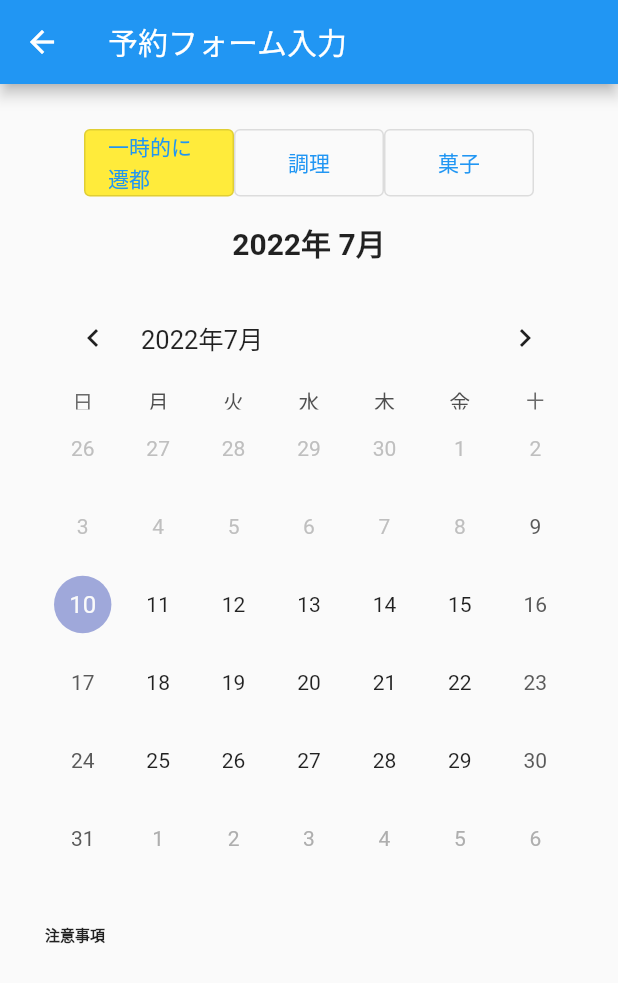
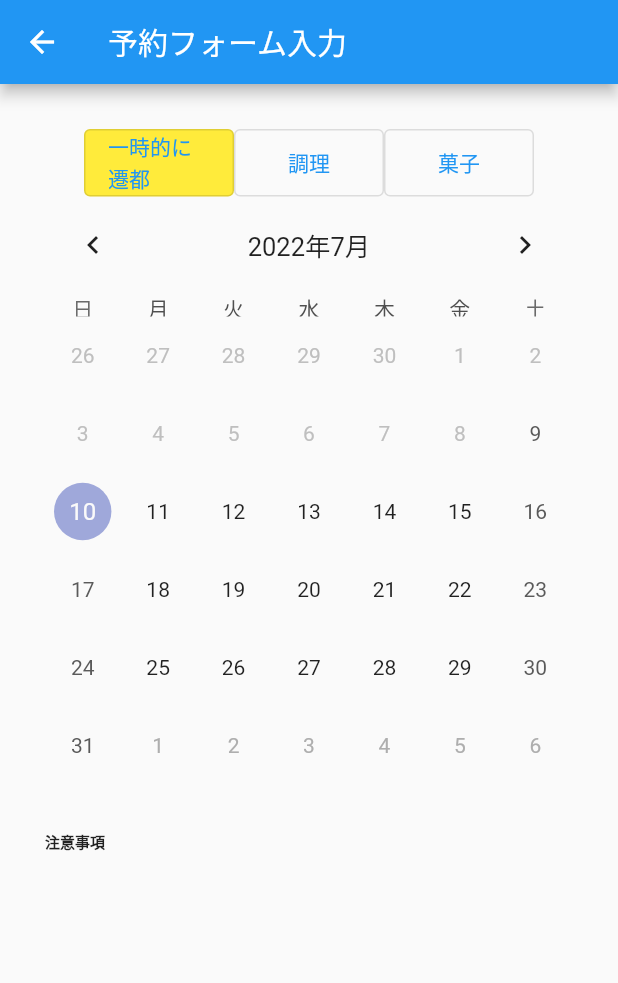
Before and after one commit to Issei-Hiramatsu/yoyakuform, a Flutter app: the screen it shows after launch, after a tap on "ログイン", on a phone screen of 412 x 824 dp. Shown: the top 983 px of the screen. Run offline on Flutter 3.47's test engine with Material 2 defaults, Android fonts, the phone set to English and light mode, and no system bars; drawn by our look-alikes of table_calendar.

Commit message:
カレンダー中央よせ

```diff
--- a/flutter_untitle/lib/booking_top.dart
+++ b/flutter_untitle/lib/booking_top.dart
@@ -66,17 +66,6 @@ class BookingPage extends StatelessWidget {
                 ],
               ),
             ),
-            //年月表示
-            const Padding(
-              padding: EdgeInsets.all(16.0),
-              child: Text(
-                '2022年 7月',
-                style: TextStyle(
-                  fontSize: 20,
-                  fontWeight: FontWeight.w700,
-                ),
-              ),
-            ),
             //カレンダー表示
             Padding(
               padding: const EdgeInsets.only(right: 30.0, left: 30.0),
@@ -87,7 +76,8 @@ class BookingPage extends StatelessWidget {
                 locale: 'ja_JP',
                 focusedDay: DateTime.now(),
                 headerStyle: const HeaderStyle(
-                  formatButtonVisible: false,
+                  titleCentered: true, //年月を中央よせする
+                  formatButtonVisible: false, //2weekのボタンをけす
                 ),
               ),
             ),
```
